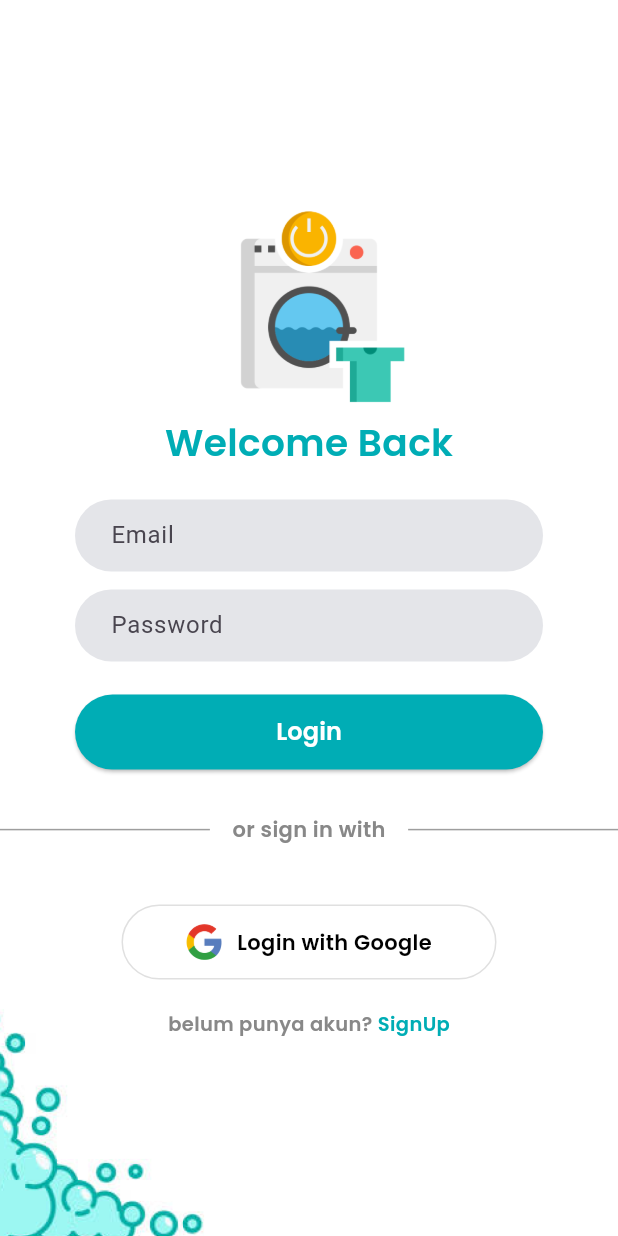
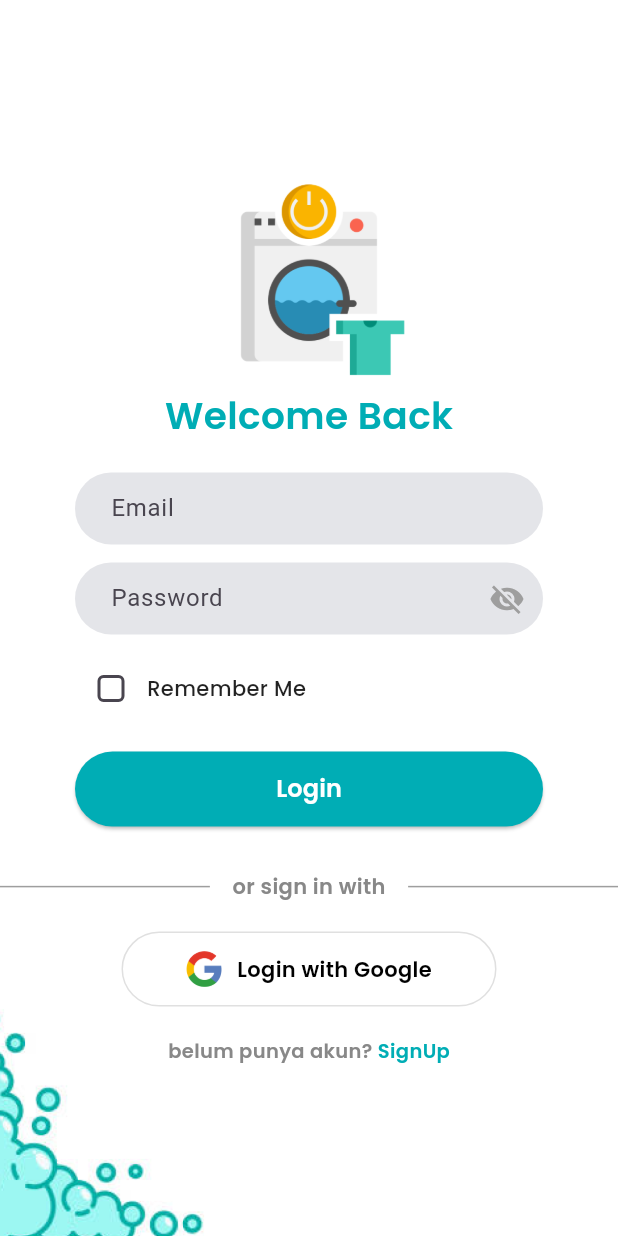
Before and after one commit to ItsREALKane/laundryku, a Flutter app: the screen it shows after launch, on a phone screen of 412 x 824 dp. Run offline on Flutter 3.47's test engine with Material 3 defaults, Android fonts, the phone set to English and light mode, and no system bars; our stand-ins replace carousel_slider, firebase_auth, firebase_core, get, google_fonts, google_sign_in and 2 more; accounts and stored records are empty.

Commit message:
Feat:[KN] Add renember me check button

```diff
--- a/lib/auth/login/controllers/login_controller.dart
+++ b/lib/auth/login/controllers/login_controller.dart
@@ -13,9 +13,14 @@ class LoginController extends GetxController {
   TextEditingController passwordController = TextEditingController();
   final Future<SharedPreferences> _prefs = SharedPreferences.getInstance();
 
+  RxBool rememberMe = false.obs;
+  RxBool isLoading = false.obs;
+
   Future<void> loginWithEmail() async {
     var headers = {'Content-Type': 'application/json'};
     try {
+      isLoading.value = true;
+
       var url =
           Uri.parse(ApiEndPoints.base + ApiEndPoints.authEndpoints.loginEmail);
       Map body = {
@@ -25,19 +30,22 @@ class LoginController extends GetxController {
       http.Response response =
           await http.post(url, body: jsonEncode(body), headers: headers);
 
+      isLoading.value = false;
+
       if (response.statusCode == 200) {
         final json = jsonDecode(response.body);
         if (json['status'] == true) {
           var token = json['token'];
+
           final SharedPreferences prefs = await _prefs;
-          await prefs.setString('token', token);
+          if (rememberMe.value) {
+            await prefs.setString('token', token);
+          }
 
-          // Nyimpen user ID ti response login
           if (json['user_id'] != null) {
             await prefs.setInt('user_id', json['user_id']);
             await prefs.setString('user_name', json['name'] ?? '');
 
-            // Gunakeun fungsi saveUserId ti ApiService pikeun nyimpen id user
             final apiService = ApiService();
             await apiService.saveUserId(json['user_id']);
             print("User ID disimpen: ${json['user_id']}");
@@ -51,6 +59,7 @@ class LoginController extends GetxController {
         throw jsonDecode(response.body)['message'] ?? "Unknown Error Occurred";
       }
     } catch (error) {
+      isLoading.value = false;
       showDialog(
         context: Get.context!,
         builder: (context) {
@@ -98,4 +107,11 @@ class LoginController extends GetxController {
           backgroundColor: Colors.red, colorText: Colors.white);
     }
   }
+
+  @override
+  void onClose() {
+    emailController.dispose();
+    passwordController.dispose();
+    super.onClose();
+  }
 }
--- a/lib/auth/login/pages/login_page.dart
+++ b/lib/auth/login/pages/login_page.dart
@@ -5,8 +5,14 @@ import 'package:laundryku/widget/my_button.dart';
 import 'package:laundryku/widget/my_text.dart';
 import 'package:laundryku/widget/my_text_field.dart';
 
-class LoginPage extends StatelessWidget {
+class LoginPage extends StatefulWidget {
+  @override
+  _LoginPageState createState() => _LoginPageState();
+}
+
+class _LoginPageState extends State<LoginPage> {
   final LoginController loginController = Get.find<LoginController>();
+  bool rememberMe = false;
 
   @override
   Widget build(BuildContext context) {
@@ -23,6 +29,7 @@ class LoginPage extends StatelessWidget {
             ),
           ),
           Center(
+            child: SingleChildScrollView(
               child: Column(
                 mainAxisAlignment: MainAxisAlignment.center,
                 children: [
@@ -39,10 +46,43 @@ class LoginPage extends StatelessWidget {
                   SizedBox(height: 20),
                   MyTextField(
                     hintText: "Email",
-                    controller: loginController.emailController),
+                    controller: loginController.emailController,
+                  ),
                   MyTextField(
                     hintText: "Password",
-                    controller: loginController.passwordController),
+                    controller: loginController.passwordController,
+                    isObscure: true,
+                  ),
+                  Padding(
+                    padding: const EdgeInsets.symmetric(horizontal: 50),
+                    child: Row(
+                      children: [
+                        Obx(() => Theme(
+                              data: ThemeData(
+                                checkboxTheme: CheckboxThemeData(
+                                  shape: RoundedRectangleBorder(
+                                    borderRadius: BorderRadius.circular(4),
+                                  ),
+                                ),
+                              ),
+                              child: Checkbox(
+                                value: loginController.rememberMe.value,
+                                onChanged: (val) => loginController
+                                    .rememberMe.value = val ?? false,
+                                activeColor: Color(0xFF00ADB5),
+                                checkColor: Colors.white,
+                              ),
+                            )),
+                        MyText(
+                          text: "Remember Me",
+                          fontSize: 14,
+                          fontWeight: FontWeight.w500,
+                          color: Colors.black87,
+                        ),
+                      ],
+                    ),
+                  ),
+                  SizedBox(height: 8),
                   MyButton(
                     text: "Login",
                     onPressed: () {
@@ -80,7 +120,6 @@ class LoginPage extends StatelessWidget {
                       ),
                     ],
                   ),
-                SizedBox(height: 20),
                   SizedBox(height: 20),
                   GestureDetector(
                     onTap: () => loginController.signinWithGoogle(),
@@ -138,6 +177,7 @@ class LoginPage extends StatelessWidget {
                 ],
               ),
             ),
+          ),
         ],
       ),
     );
--- a/lib/widget/my_text_field.dart
+++ b/lib/widget/my_text_field.dart
@@ -22,7 +22,7 @@ class _MyTextFieldState extends State<MyTextField> {
   @override
   Widget build(BuildContext context) {
     return Container(
-      margin:  EdgeInsets.only(left: 50, right: 50, bottom: 10),
+      margin: EdgeInsets.only(left: 50, right: 50, bottom: 10),
       child: SizedBox(
         height: 50,
         width: double.infinity,
@@ -31,13 +31,13 @@ class _MyTextFieldState extends State<MyTextField> {
           obscureText: widget.isObscure && !_isPasswordVisible,
           decoration: InputDecoration(
             hintText: widget.hintText,
-            fillColor:  Color(0xFFE4E5E9),
+            fillColor: Color(0xFFE4E5E9),
             filled: true,
             border: OutlineInputBorder(
               borderRadius: BorderRadius.circular(30),
               borderSide: BorderSide.none,
             ),
-            contentPadding:  EdgeInsets.symmetric(horizontal: 20),
+            contentPadding: EdgeInsets.symmetric(horizontal: 20),
             suffixIcon: widget.isObscure
                 ? IconButton(
                     icon: Icon(
```
Lines whose indentation alone changed are shown as unchanged.
